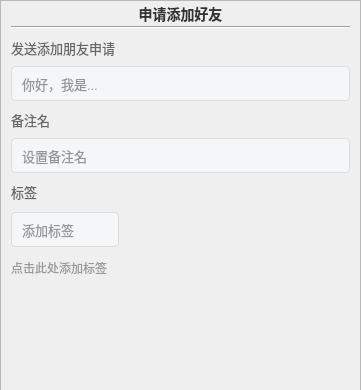
Before: the Qt Designer form chat_app desktop/applyfriend.ui in Tindalos-ik/chat_app, drawn with Qt 5; both pictures show x 0 to 361 and y 0 to 390 of the 361 by 621 pixel window.
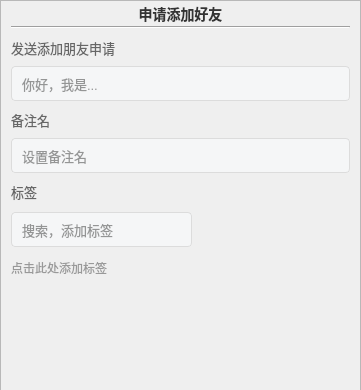
After: the same form once the commit is applied. Custom widgets are drawn as their Qt base class.

Diff of the .ui file:
```diff
--- a/chat_app desktop/applyfriend.ui
+++ b/chat_app desktop/applyfriend.ui
@@ -271,7 +271,7 @@
                <property name="maximumSize">
                 <size>
                  <width>16777215</width>
-                 <height>40</height>
+                 <height>16777215</height>
                 </size>
                </property>
                <widget class="QLineEdit" name="lb_ed">
@@ -279,7 +279,7 @@
                  <rect>
                   <x>0</x>
                   <y>2</y>
-                  <width>108</width>
+                  <width>181</width>
                   <height>35</height>
                  </rect>
                 </property>
@@ -290,7 +290,7 @@
                  </size>
                 </property>
                 <property name="placeholderText">
-                 <string>添加标签</string>
+                 <string>搜索，添加标签</string>
                 </property>
                </widget>
               </widget>
```
Left out of the diff: 2 changed lines with no effect on the pictures.
